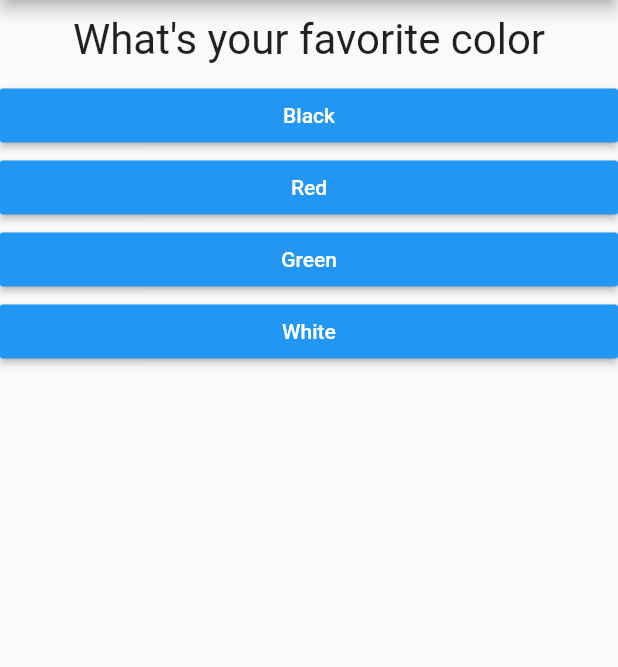
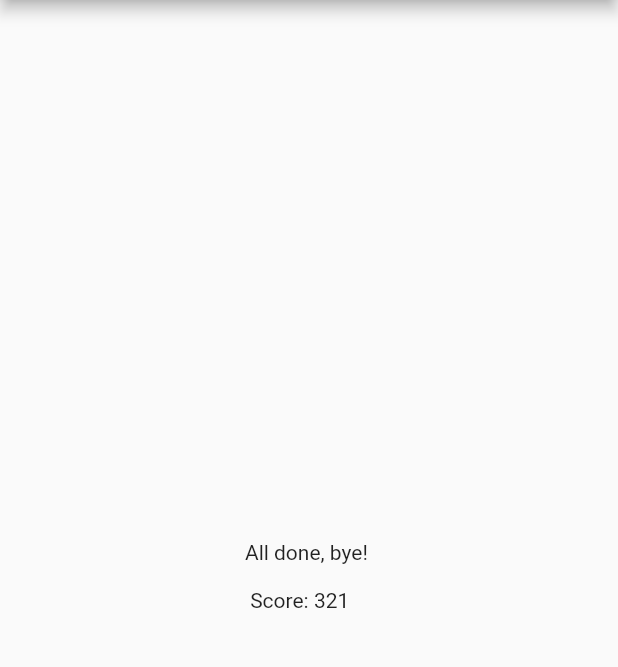
Before and after one commit to BoodynX/UT1Quiz, a Flutter app: the screen it shows after launch, after a tap on "Black", after a tap on "Fiat", after a tap on "Pizza", on a phone screen of 412 x 824 dp, the part 84-751 px from its top. Run offline on Flutter 3.47's test engine with Material 2 defaults, Android fonts, the phone set to English and light mode, and no system bars.

Commit message:
feat: calculate quiz score (lesson 52)

```diff
--- a/lib/main.dart
+++ b/lib/main.dart
@@ -1,8 +1,6 @@
 import 'package:flutter/material.dart';
-
-import 'package:udemy_tutorial/question.dart';
-
-import 'answer.dart';
+import 'package:udemy_tutorial/quiz.dart';
+import 'package:udemy_tutorial/result.dart';
 
 void main() {
   runApp(MyApp());
@@ -17,19 +15,35 @@ class _MyAppState extends State<MyApp> {
   static const _questions = [
     {
       'questionText': 'What\'s your favorite color',
-      'answers': ['Black', 'Red', 'Green', 'White']
+      'answers': [
+        {'text': 'Black', 'score': 1},
+        {'text': 'Red', 'score': 2},
+        {'text': 'Green', 'score': 3},
+        {'text': 'White', 'score': 4}
+      ]
     },
     {
       'questionText': 'What\'s your favorite car brand',
-      'answers': ['Toyota', 'Fiat', 'Dacia']
+      'answers': [
+        {'text': 'Toyota', 'score': 10},
+        {'text': 'Fiat', 'score': 20},
+        {'text': 'Dacia', 'score': 30}
+      ]
     },
     {
       'questionText': 'What\'s your favorite food',
-      'answers': ['Sushi', 'Kebab', 'Pizza', 'Burger', 'Hot Dog']
+      'answers': [
+        {'text': 'Sushi', 'score': 100},
+        {'text': 'Kebab', 'score': 200},
+        {'text': 'Pizza', 'score': 300},
+        {'text': 'Burger', 'score': 400},
+        {'text': 'Hot Dog', 'score': 500}
+      ]
     },
   ];
 
   var _questionIndex = 0;
+  var _totalScore = 0;
 
   Widget build(BuildContext context) {
     return MaterialApp(
@@ -37,32 +51,21 @@ class _MyAppState extends State<MyApp> {
         appBar: AppBar(
           title: Text('Personality Quiz'),
         ),
-        body: Column(
-          children: [
-            Question(_questions[this._questionIndex]['questionText']),
-            ...(_questions[this._questionIndex]['answers'] as List<String>)
-                .map((answer) {
-              return Answer(this._answerQuestion, answer);
-            }).toList()
-          ],
-        ),
+        body: this._questionIndex < _questions.length
+            ? Quiz(
+                questions: _questions,
+                questionIndex: this._questionIndex,
+                answerQuestion: this._answerQuestion)
+            : Result(_totalScore),
       ),
     );
   }
 
-  void _answerQuestion() {
-    print('Q index before: ' + this._questionIndex.toString());
+  void _answerQuestion(int score) {
+    _totalScore += score;
+
     setState(() {
       this._questionIndex++;
     });
-    print('Q index after: ' + this._questionIndex.toString());
-
-    if (this._questionIndex >= _questions.length) {
-      setState(() {
-        this._questionIndex = 0;
-      });
-      print('Q index reset: ' + this._questionIndex.toString());
-    }
-    print('Question: ' + _questions[this._questionIndex].toString());
   }
 }
--- /dev/null
+++ b/lib/quiz.dart
@@ -0,0 +1,29 @@
+import 'package:flutter/material.dart';
+
+import 'package:udemy_tutorial/question.dart';
+import 'package:udemy_tutorial/answer.dart';
+
+class Quiz extends StatelessWidget {
+  final List<Map<String, Object>> questions;
+  final int questionIndex;
+  final Function answerQuestion;
+
+  Quiz(
+      {@required this.questions,
+      @required this.questionIndex,
+      @required this.answerQuestion});
+
+  @override
+  Widget build(BuildContext context) {
+    return Column(
+      children: [
+        Question(questions[this.questionIndex]['questionText']),
+        ...(questions[this.questionIndex]['answers'] as List<Map>)
+            .map((answer) {
+          return Answer(
+              () => this.answerQuestion(answer['score']), answer['text']);
+        }).toList()
+      ],
+    );
+  }
+}
--- /dev/null
+++ b/lib/result.dart
@@ -0,0 +1,14 @@
+import 'package:flutter/material.dart';
+
+class Result extends StatelessWidget {
+  final int totalScore;
+
+  Result(this.totalScore);
+
+  @override
+  Widget build(BuildContext context) {
+    return Center(
+      child: Text('All done, bye! \n\n Score: ' + totalScore.toString()),
+    );
+  }
+}
```
Also changed, not shown: lib/answer.dart (+4 -5 lines).
